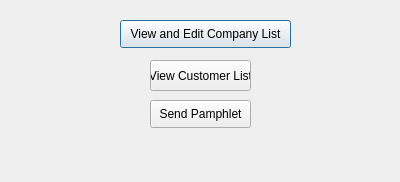
First picture: the form in loginscreen/adminoption.ui, repository jgrady15/CS1C-Project-1, before the edit.
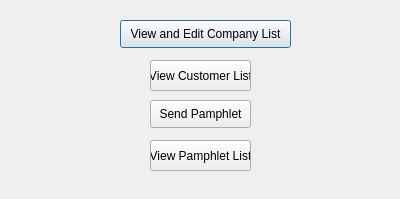
Second picture: the form after the edit.

Commit message: added pamphlet stuff and order window

The edit to the form file:
```diff
--- a/loginscreen/adminoption.ui
+++ b/loginscreen/adminoption.ui
@@ -7,7 +7,7 @@
     <x>0</x>
     <y>0</y>
     <width>400</width>
-    <height>182</height>
+    <height>199</height>
    </rect>
   </property>
   <property name="windowTitle">
@@ -52,6 +52,19 @@
     <string>View Customer List</string>
    </property>
   </widget>
+  <widget class="QPushButton" name="pushButton_4">
+   <property name="geometry">
+    <rect>
+     <x>150</x>
+     <y>140</y>
+     <width>101</width>
+     <height>31</height>
+    </rect>
+   </property>
+   <property name="text">
+    <string>View Pamphlet List</string>
+   </property>
+  </widget>
  </widget>
  <resources/>
  <connections>
```
Left out of the diff: 17 changed lines with no effect on the pictures. The commit also changes 45 other files.
